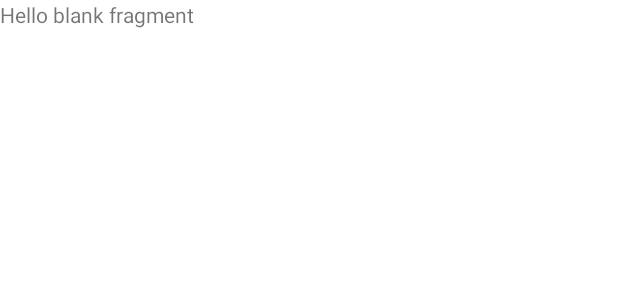
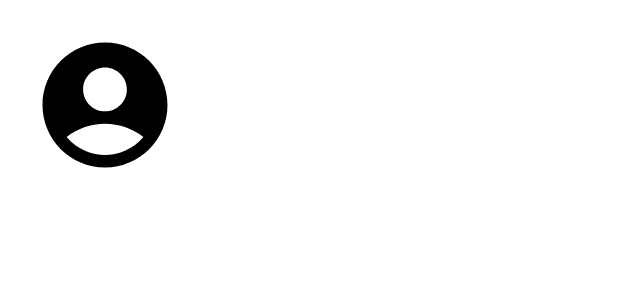
Before and after one commit to nikuharuki/iFOUND, an Android app: the layout fragment_home.xml on its own in the app's theme, with its tools: preview values and no code run, on a phone screen of 412 x 824 dp. Shown: the top 300 px of the screen. Run offline under Robolectric (Android 15) with nearby library versions, the phone set to English and light mode, and no system bars.

Commit message:
-drawable account -drawable notif icon

```diff
--- /dev/null
+++ b/app/src/main/res/drawable/baseline_notifications_24.xml
@@ -0,0 +1,5 @@
+<vector android:height="24dp" android:tint="#000000"
+    android:viewportHeight="24" android:viewportWidth="24"
+    android:width="24dp" xmlns:android="http://schemas.android.com/apk/res/android">
+    <path android:fillColor="@android:color/white" android:pathData="M12,22c1.1,0 2,-0.9 2,-2h-4c0,1.1 0.89,2 2,2zM18,16v-5c0,-3.07 -1.64,-5.64 -4.5,-6.32L13.5,4c0,-0.83 -0.67,-1.5 -1.5,-1.5s-1.5,0.67 -1.5,1.5v0.68C7.63,5.36 6,7.92 6,11v5l-2,2v1h16v-1l-2,-2z"/>
+</vector>
--- /dev/null
+++ b/app/src/main/res/drawable/round_account_circle_24.xml
@@ -0,0 +1,5 @@
+<vector android:height="24dp" android:tint="#000000"
+    android:viewportHeight="24" android:viewportWidth="24"
+    android:width="24dp" xmlns:android="http://schemas.android.com/apk/res/android">
+    <path android:fillColor="@android:color/white" android:pathData="M12,2C6.48,2 2,6.48 2,12s4.48,10 10,10s10,-4.48 10,-10S17.52,2 12,2zM12,6c1.93,0 3.5,1.57 3.5,3.5S13.93,13 12,13s-3.5,-1.57 -3.5,-3.5S10.07,6 12,6zM12,20c-2.03,0 -4.43,-0.82 -6.14,-2.88C7.55,15.8 9.68,15 12,15s4.45,0.8 6.14,2.12C16.43,19.18 14.03,20 12,20z"/>
+</vector>
--- a/app/src/main/res/layout/fragment_home.xml
+++ b/app/src/main/res/layout/fragment_home.xml
@@ -1,14 +1,31 @@
 <?xml version="1.0" encoding="utf-8"?>
-<FrameLayout xmlns:android="http://schemas.android.com/apk/res/android"
+<androidx.constraintlayout.widget.ConstraintLayout xmlns:android="http://schemas.android.com/apk/res/android"
+    xmlns:app="http://schemas.android.com/apk/res-auto"
     xmlns:tools="http://schemas.android.com/tools"
     android:layout_width="match_parent"
     android:layout_height="match_parent"
     tools:context=".homeFragment">
 
-    <!-- TODO: Update blank fragment layout -->
-    <TextView
+    <LinearLayout
         android:layout_width="match_parent"
-        android:layout_height="match_parent"
-        android:text="@string/hello_blank_fragment" />
+        android:layout_height="wrap_content"
+        android:orientation="horizontal"
+        app:layout_constraintEnd_toEndOf="parent"
+        app:layout_constraintStart_toStartOf="parent"
+        app:layout_constraintTop_toTopOf="parent"
+        android:layout_margin="20dp">
 
-</FrameLayout>
+        <ImageView
+            android:layout_width="100dp"
+            android:layout_height="100dp"
+            android:src="@drawable/round_account_circle_24"
+            android:maxHeight="200dp"/>
+
+
+
+    </LinearLayout>
+
+
+
+
+</androidx.constraintlayout.widget.ConstraintLayout>
```
